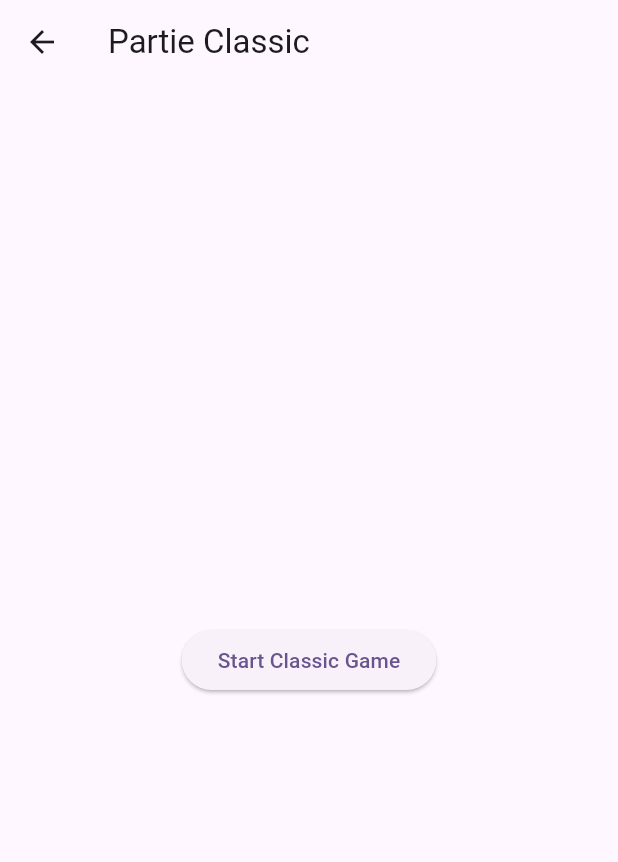
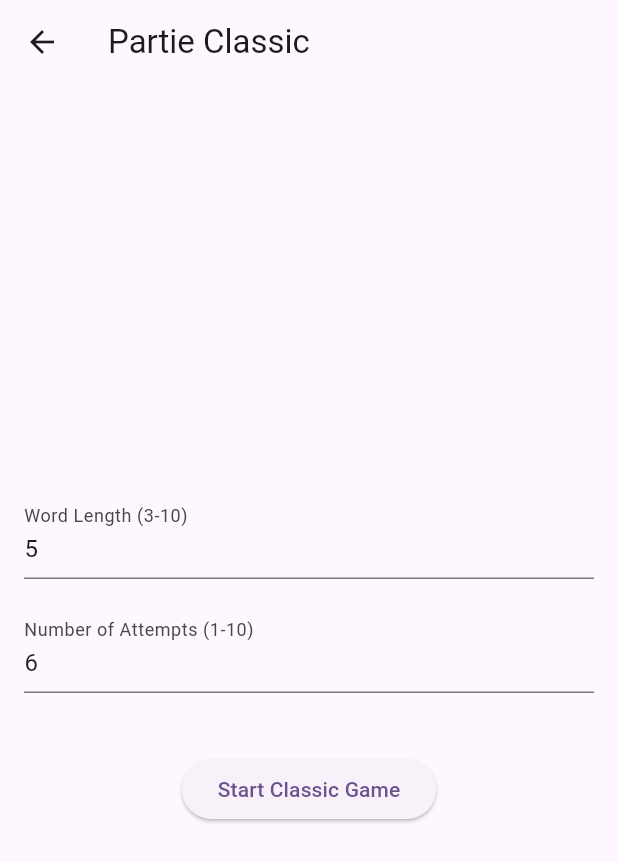
Before and after one commit to mossabdeh/wordle, a Flutter app: the screen it shows after launch, after a tap on "Partie Classic", on a phone screen of 412 x 824 dp. Shown: the top 862 px of the screen. Run offline on Flutter 3.47's test engine with Material 3 defaults, Android fonts, the phone set to English and light mode, and no system bars.

Commit message:
Update to accepte customize word length and attempts in classic mode

```diff
--- a/lib/components/grid.dart
+++ b/lib/components/grid.dart
@@ -1,22 +1,21 @@
 import 'package:flutter/material.dart';
-import 'package:provider/provider.dart';
-import 'package:wordle/Observer.dart';
 import 'letter_taped_widget.dart';
 
 class Grid extends StatelessWidget {
-  const Grid({super.key});
+  final int wordLength;
+  final int attempts;
+
+  const Grid({Key? key, required this.wordLength, required this.attempts}) : super(key: key);
 
   @override
   Widget build(BuildContext context) {
-    return Consumer<Observer>(
-      builder: (context, observer, child) {
     return GridView.builder(
-          itemCount: 30,
+      itemCount: wordLength * attempts, // Dynamically adjust based on word length and attempts
       padding: const EdgeInsets.fromLTRB(36, 20, 36, 20),
-          gridDelegate: const SliverGridDelegateWithFixedCrossAxisCount(
+      gridDelegate: SliverGridDelegateWithFixedCrossAxisCount(
         mainAxisSpacing: 4,
         crossAxisSpacing: 4,
-            crossAxisCount: 5,
+        crossAxisCount: wordLength, // Adjust columns based on word length
       ),
       itemBuilder: (context, index) {
         return Container(
@@ -27,7 +26,5 @@ class Grid extends StatelessWidget {
         );
       },
     );
-      },
-    );
   }
 }
--- a/lib/main.dart
+++ b/lib/main.dart
@@ -1,32 +1,23 @@
 import 'package:flutter/material.dart';
-import 'package:provider/provider.dart';
-import 'package:wordle/Observer.dart';
 import 'package:wordle/pages/home_screen.dart';
 
-
 void main() {
-  runApp(MultiProvider(
-      providers: [
-        ChangeNotifierProvider(create: (_) => Observer())
-      ],
-      child: const MyApp()));
+  runApp(const MyApp());
 }
 
 class MyApp extends StatelessWidget {
   const MyApp({super.key});
 
-  // This widget is the root of your application.
   @override
   Widget build(BuildContext context) {
     return MaterialApp(
       debugShowCheckedModeBanner: false,
       title: 'Wordle',
       theme: ThemeData(
-
         colorScheme: ColorScheme.fromSeed(seedColor: Colors.deepPurple),
         useMaterial3: true,
       ),
-      home: const HomeScreen(), // Set HomeScreen as the initial page
+      home: const HomeScreen(), // Start with HomeScreen
     );
   }
 }
--- a/lib/pages/classic_game_screen.dart
+++ b/lib/pages/classic_game_screen.dart
@@ -1,22 +1,77 @@
 import 'package:flutter/material.dart';
-import 'partie_page.dart'; // Import PartiePage
+import 'partie_page.dart';
 
-class ClassicGameScreen extends StatelessWidget {
+class ClassicGameScreen extends StatefulWidget {
+  @override
+  _ClassicGameScreenState createState() => _ClassicGameScreenState();
+}
+
+class _ClassicGameScreenState extends State<ClassicGameScreen> {
+  final TextEditingController wordLengthController = TextEditingController(text: '5');
+  final TextEditingController attemptsController = TextEditingController(text: '6');
+
   @override
   Widget build(BuildContext context) {
     return Scaffold(
       appBar: AppBar(
         title: const Text('Partie Classic'),
       ),
-      body: Center(
-        child: ElevatedButton(
+      body: Padding(
+        padding: const EdgeInsets.all(16.0),
+        child: Column(
+          mainAxisAlignment: MainAxisAlignment.center,
+          children: [
+            TextField(
+              controller: wordLengthController,
+              decoration: const InputDecoration(
+                labelText: 'Word Length (3-10)',
+                hintText: 'Enter the length of the word (e.g., 5)',
+              ),
+              keyboardType: TextInputType.number,
+              onChanged: (value) {
+                final length = int.tryParse(value) ?? 5;
+                if (length < 3) {
+                  wordLengthController.text = '3';
+                } else if (length > 10) {
+                  wordLengthController.text = '10';
+                }
+              },
+            ),
+            const SizedBox(height: 20),
+            TextField(
+              controller: attemptsController,
+              decoration: const InputDecoration(
+                labelText: 'Number of Attempts (1-10)',
+                hintText: 'Enter the number of attempts (e.g., 6)',
+              ),
+              keyboardType: TextInputType.number,
+              onChanged: (value) {
+                final attempts = int.tryParse(value) ?? 6;
+                if (attempts < 1) {
+                  attemptsController.text = '1';
+                } else if (attempts > 10) {
+                  attemptsController.text = '10';
+                }
+              },
+            ),
+            const SizedBox(height: 40),
+            ElevatedButton(
               onPressed: () {
+                final wordLength = int.tryParse(wordLengthController.text) ?? 5;
+                final attempts = int.tryParse(attemptsController.text) ?? 6;
                 Navigator.push(
                   context,
-              MaterialPageRoute(builder: (context) => const PartiePage()),
+                  MaterialPageRoute(
+                    builder: (context) => PartiePage(
+                      wordLength: wordLength,
+                      attempts: attempts,
+                    ),
+                  ),
                 );
               },
               child: const Text('Start Classic Game'),
+            ),
+          ],
         ),
       ),
     );
--- a/lib/pages/partie_page.dart
+++ b/lib/pages/partie_page.dart
@@ -1,16 +1,21 @@
 import 'package:flutter/material.dart';
 import 'package:provider/provider.dart';
-import 'package:wordle/Observer.dart';
+import '../Observer.dart';
 import '../components/grid.dart';
 import '../components/keyboard_row.dart';
 import '../components/Partiedialogue.dart';
 
 class PartiePage extends StatelessWidget {
-  const PartiePage({super.key});
+  final int wordLength;
+  final int attempts;
+
+  const PartiePage({super.key, required this.wordLength, required this.attempts});
 
   @override
   Widget build(BuildContext context) {
-    return Scaffold(
+    return ChangeNotifierProvider(
+      create: (_) => Observer(wordLength: wordLength, maxAttempts: attempts),
+      child: Scaffold(
         appBar: AppBar(
           title: const Text('Wordle'),
           centerTitle: true,
@@ -25,14 +30,14 @@ class PartiePage extends StatelessWidget {
             // Show win dialog if the game is won
             if (observer.hasWon) {
               WidgetsBinding.instance.addPostFrameCallback((_) {
-              showWinDialog(context);
+                showWinDialog(context, observer); // Pass the observer instance
               });
             }
 
             // Show loss dialog if the game is lost
             if (observer.hasLost) {
               WidgetsBinding.instance.addPostFrameCallback((_) {
-              showLossDialog(context, observer.winningWord);
+                showLossDialog(context, observer, observer.winningWord); // Pass the observer instance
               });
             }
 
@@ -42,7 +47,7 @@ class PartiePage extends StatelessWidget {
                   flex: 7,
                   child: Container(
                     color: Colors.white10,
-                  child: const Grid(),
+                    child: Grid(wordLength: wordLength, attempts: attempts),
                   ),
                 ),
                 Expanded(
@@ -63,6 +68,7 @@ class PartiePage extends StatelessWidget {
             );
           },
         ),
+      ),
     );
   }
 }
```
Also changed, not shown: lib/Observer.dart (+24 -17 lines), lib/components/Partiedialogue.dart (+5 -6 lines). Lines whose indentation alone changed are shown as unchanged.
